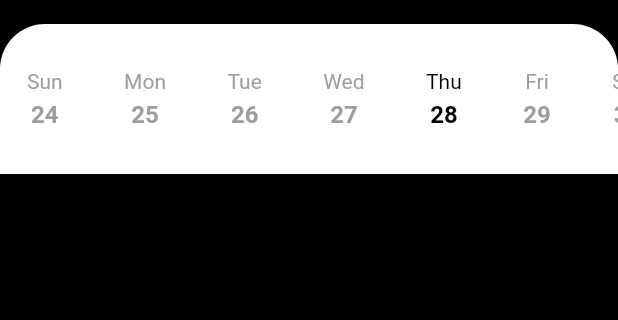
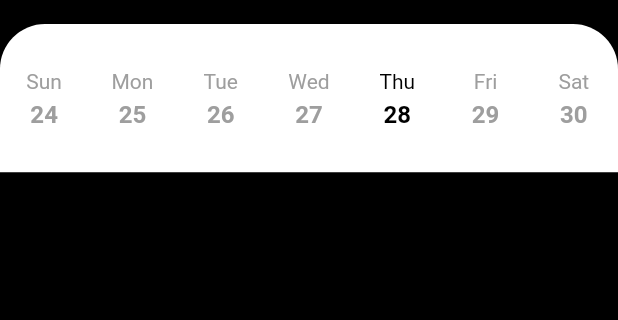
Before and after one commit to huynguyen09bka/TaskApp, a Flutter app: the screen it shows after launch, after a tap on "Personal", on a phone screen of 412 x 824 dp, the part 111-431 px from its top. Run offline on Flutter 3.47's test engine with Material 2 defaults, Android fonts, the phone set to English and light mode, and no system bars; our stand-ins replace dotted_border; network calls fail.

```diff
--- a/lib/screens/detail/widgets/date_picker.dart
+++ b/lib/screens/detail/widgets/date_picker.dart
@@ -13,19 +13,21 @@ class _DatePickerState extends State<DatePicker> {
   var selected = 4;
   @override
   Widget build(BuildContext context) {
+    double width = MediaQuery. of(context). size. width ;
+    double height = MediaQuery. of(context). size. height ;
     return Container(
-      height: 100,
+      height: 0.12 * height,
       padding: const EdgeInsets.symmetric(vertical: 20),
       decoration: const BoxDecoration(
           borderRadius: BorderRadius.only(
               topLeft: Radius.circular(30), topRight: Radius.circular(30))),
-      child: ListView.separated(
+      child: ListView.builder(
           scrollDirection: Axis.horizontal,
           itemBuilder: (context, index) => GestureDetector(
                 onTap: () => setState(() => selected = index),
                 child: Container(
+                  width: width / 7,
                   padding: const EdgeInsets.all(10),
-                  margin: const EdgeInsets.symmetric(horizontal: 8),
                   child: Column(
                     children: [
                       Text(weekList[index],
@@ -46,7 +48,6 @@ class _DatePickerState extends State<DatePicker> {
                   ),
                 ),
               ),
-          separatorBuilder: (_, index) => const SizedBox(width: 5),
           itemCount: weekList.length),
     );
   }
--- a/lib/screens/home/home.dart
+++ b/lib/screens/home/home.dart
@@ -76,7 +76,10 @@ Widget _buildBottomNavigationBar() {
         borderRadius: BorderRadius.only(
             topLeft: Radius.circular(30), topRight: Radius.circular(30)),
         boxShadow: const [
-          BoxShadow(blurRadius: 10, color: Colors.grey, spreadRadius: 5)
+          BoxShadow(
+              blurRadius: 10,
+              color: Color.fromARGB(255, 226, 226, 226),
+              spreadRadius: 5)
         ]),
     child: ClipRRect(
       borderRadius: BorderRadius.only(
```
Also changed, not shown: pubspec.lock.
